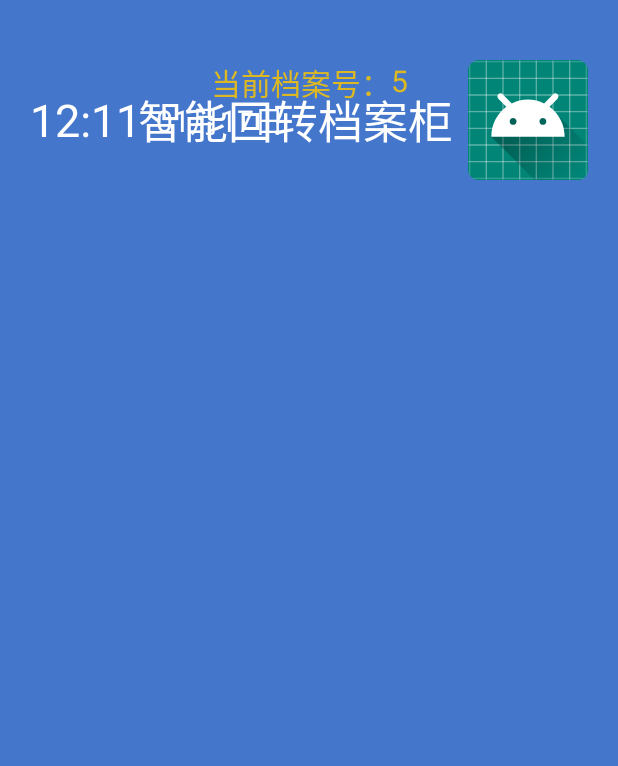
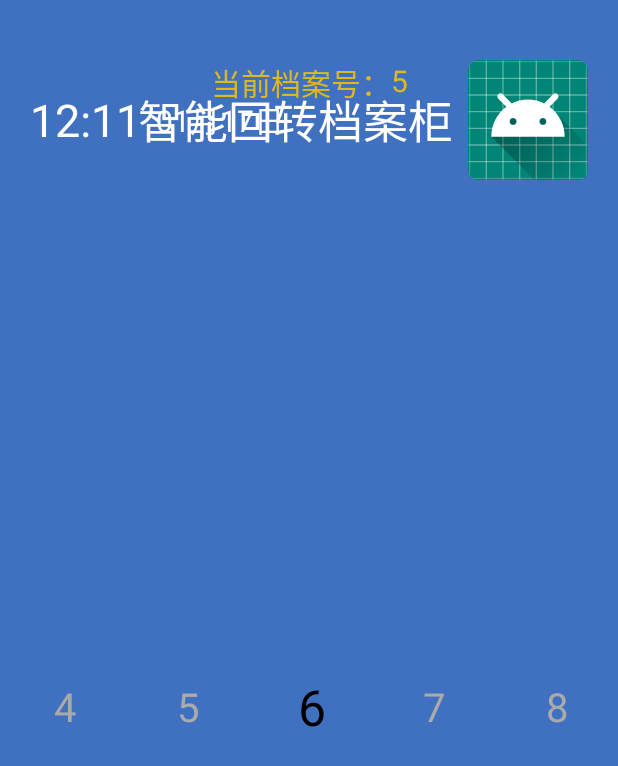
Before and after one commit to AitGo/fileManage, an Android app: the screen it shows after launch (MainActivity), on a phone screen of 412 x 824 dp. Shown: the top 766 px of the screen. Run offline under Robolectric (Android 15) with nearby library versions, the phone set to English and light mode, and no system bars; our stand-ins replace ButterKnife.

Commit message:
增加横向滚动控件

```diff
--- a/app/src/main/java/com/yh/filesmanage/view/MainActivity.java
+++ b/app/src/main/java/com/yh/filesmanage/view/MainActivity.java
@@ -1,9 +1,21 @@
 package com.yh.filesmanage.view;
+
+import android.os.Bundle;
 
 import com.yh.filesmanage.R;
 import com.yh.filesmanage.base.BaseFragmentActivity;
+import com.yh.filesmanage.utils.ToastUtils;
+import com.yh.filesmanage.widget.HorizontalSelectedView;
+
+import java.util.ArrayList;
+
+import butterknife.BindView;
+import butterknife.ButterKnife;
 
 public class MainActivity extends BaseFragmentActivity {
+
+    @BindView(R.id.hsv)
+    HorizontalSelectedView hsv;
 
     @Override
     protected int getLayoutId() {
@@ -12,7 +24,17 @@ public class MainActivity extends BaseFragmentActivity {
 
     @Override
     protected void initView() {
-
+        ArrayList<String> strings = new ArrayList<>();
+        for(int i = 0;i < 10;i++) {
+            strings.add(i + 1 + "");
+        }
+        hsv.setData(strings);
+        hsv.setOnSelectListener(new HorizontalSelectedView.OnSelectListener() {
+            @Override
+            public void onSelect(String selectStr, int index) {
+                ToastUtils.showLong(selectStr);
+            }
+        });
     }
 
     @Override
@@ -20,4 +42,10 @@ public class MainActivity extends BaseFragmentActivity {
 
     }
 
+    @Override
+    protected void onCreate(Bundle savedInstanceState) {
+        super.onCreate(savedInstanceState);
+        // TODO: add setContentView(...) invocation
+        ButterKnife.bind(this);
+    }
 }
--- /dev/null
+++ b/app/src/main/java/com/yh/filesmanage/widget/HorizontalSelectedView.java
@@ -0,0 +1,214 @@
+package com.yh.filesmanage.widget;
+
+import android.annotation.SuppressLint;
+import android.content.Context;
+import android.graphics.Canvas;
+import android.graphics.Paint;
+import android.graphics.Rect;
+import android.text.TextPaint;
+import android.util.AttributeSet;
+import android.util.Log;
+import android.view.MotionEvent;
+import android.view.View;
+
+import com.yh.filesmanage.R;
+
+import java.util.ArrayList;
+import java.util.List;
+
+import androidx.annotation.Nullable;
+import androidx.appcompat.widget.TintTypedArray;
+
+
+public class HorizontalSelectedView extends View {
+    private Context context;
+    private List<String> strings;
+    private int seeSize;
+    private int anInt;
+    private TextPaint textPaint;
+    private boolean firstVisible;
+    private int width;
+    private int height;
+    private Paint selectedPaint;
+    private int index;
+    private float downX;
+    private float anOffset;
+    private float selectedTextSize;
+    private int selectedColor;
+    private float textSize;
+    private int textColor;
+    private Rect rect;
+    private int textWidth;
+    private int textHeight;
+    private int centerTextHeight;
+
+    public HorizontalSelectedView(Context context) {
+        this(context, (AttributeSet) null);
+    }
+
+    public HorizontalSelectedView(Context context, @Nullable AttributeSet attrs) {
+        this(context, attrs, 0);
+    }
+
+    public HorizontalSelectedView(Context context, @Nullable AttributeSet attrs, int defStyleAttr) {
+        super(context, attrs, defStyleAttr);
+        this.strings = new ArrayList();
+        this.seeSize = 5;
+        this.firstVisible = true;
+        this.rect = new Rect();
+        this.textWidth = 0;
+        this.textHeight = 0;
+        this.centerTextHeight = 0;
+        this.context = context;
+        this.setWillNotDraw(false);
+        this.setClickable(true);
+        this.initAttrs(attrs);
+        this.initPaint();
+    }
+
+    private void initPaint() {
+        this.textPaint = new TextPaint(1);
+        this.textPaint.setTextSize(this.textSize);
+        this.textPaint.setColor(this.textColor);
+        this.selectedPaint = new TextPaint(1);
+        this.selectedPaint.setColor(this.selectedColor);
+        this.selectedPaint.setTextSize(this.selectedTextSize);
+    }
+
+    private void initAttrs(AttributeSet attrs) {
+        @SuppressLint("RestrictedApi") TintTypedArray tta = TintTypedArray.obtainStyledAttributes(this.getContext(), attrs, R.styleable.HorizontalselectedView);
+        this.seeSize = tta.getInteger(R.styleable.HorizontalselectedView_HorizontalselectedViewSeesize, 5);
+        this.selectedTextSize = tta.getFloat(R.styleable.HorizontalselectedView_HorizontalselectedViewSelectedTextSize, 50.0F);
+        this.selectedColor = tta.getColor(R.styleable.HorizontalselectedView_HorizontalselectedViewSelectedTextColor, this.context.getResources().getColor(17170444));
+        this.textSize = tta.getFloat(R.styleable.HorizontalselectedView_HorizontalselectedViewTextSize, 40.0F);
+        this.textColor = tta.getColor(R.styleable.HorizontalselectedView_HorizontalselectedViewTextColor, this.context.getResources().getColor(17170432));
+    }
+
+    public boolean onTouchEvent(MotionEvent event) {
+        Log.e("action", "onTouchEvent: " + event.getAction());
+        switch (event.getAction()) {
+            case MotionEvent.ACTION_DOWN:
+                this.downX = event.getX();
+                break;
+            case MotionEvent.ACTION_UP:
+                this.anOffset = 0.0F;
+                this.invalidate();
+                if (listener != null) {
+                    listener.onSelect(getSelectedString(), index);
+                }
+                break;
+            case MotionEvent.ACTION_MOVE:
+                float scrollX = event.getX();
+                if (this.index != 0 && this.index != this.strings.size() - 1) {
+                    this.anOffset = scrollX - this.downX;
+                } else {
+                    this.anOffset = (float) ((double) (scrollX - this.downX) / 1.5D);
+                }
+
+                if (scrollX > this.downX) {
+                    if (scrollX - this.downX >= (float) this.anInt && this.index > 0) {
+                        this.anOffset = 0.0F;
+                        --this.index;
+                        this.downX = scrollX;
+                    }
+                } else if (this.downX - scrollX >= (float) this.anInt && this.index < this.strings.size() - 1) {
+                    this.anOffset = 0.0F;
+                    ++this.index;
+                    this.downX = scrollX;
+                }
+                this.invalidate();
+        }
+
+        return super.onTouchEvent(event);
+    }
+
+    protected void onDraw(Canvas canvas) {
+        super.onDraw(canvas);
+        if (this.firstVisible) {
+            this.width = this.getWidth();
+            this.height = this.getHeight();
+            this.anInt = this.width / this.seeSize;
+            this.firstVisible = false;
+        }
+
+        if (this.index >= 0 && this.index <= this.strings.size() - 1) {
+            String s = (String) this.strings.get(this.index);
+            this.selectedPaint.getTextBounds(s, 0, s.length(), this.rect);
+            int centerTextWidth = this.rect.width();
+            this.centerTextHeight = this.rect.height();
+            canvas.drawText((String) this.strings.get(this.index), (float) (this.getWidth() / 2 - centerTextWidth / 2) + this.anOffset, (float) (this.getHeight() / 2 + this.centerTextHeight / 2), this.selectedPaint);
+
+            for (int i = 0; i < this.strings.size(); ++i) {
+                if (this.index > 0 && this.index < this.strings.size() - 1) {
+                    this.textPaint.getTextBounds((String) this.strings.get(this.index - 1), 0, ((String) this.strings.get(this.index - 1)).length(), this.rect);
+                    int width1 = this.rect.width();
+                    this.textPaint.getTextBounds((String) this.strings.get(this.index + 1), 0, ((String) this.strings.get(this.index + 1)).length(), this.rect);
+                    int width2 = this.rect.width();
+                    this.textWidth = (width1 + width2) / 2;
+                }
+
+                if (i == 0) {
+                    this.textPaint.getTextBounds((String) this.strings.get(0), 0, ((String) this.strings.get(0)).length(), this.rect);
+                    this.textHeight = this.rect.height();
+                }
+
+                if (i != this.index) {
+                    canvas.drawText((String) this.strings.get(i), (float) ((i - this.index) * this.anInt + this.getWidth() / 2 - this.textWidth / 2) + this.anOffset, (float) (this.getHeight() / 2 + this.textHeight / 2), this.textPaint);
+                }
+            }
+        }
+
+    }
+
+    public void setSeeSize(int seeSizes) {
+        if (this.seeSize > 0) {
+            this.seeSize = seeSizes;
+            this.invalidate();
+        }
+
+    }
+
+    public void setAnLeftOffset() {
+        if (this.index < this.strings.size() - 1) {
+            ++this.index;
+            this.invalidate();
+        }
+
+    }
+
+    public void setAnRightOffset() {
+        if (this.index > 0) {
+            --this.index;
+            this.invalidate();
+        }
+
+    }
+
+    public void setOffset(int offset) {
+        if (this.index > 0 && offset > 0 && offset < strings.size()) {
+            this.index = offset;
+            this.invalidate();
+        }
+
+    }
+
+    public void setData(List<String> strings) {
+        this.strings = strings;
+        this.index = strings.size() / 2;
+        this.invalidate();
+    }
+
+    public String getSelectedString() {
+        return this.strings.size() != 0 ? (String) this.strings.get(this.index) : null;
+    }
+
+    private OnSelectListener listener;
+
+    public void setOnSelectListener(OnSelectListener listener) {
+        this.listener = listener;
+    }
+
+    public interface OnSelectListener {
+        void onSelect(String selectStr, int index);
+    }
+}
--- a/app/src/main/res/layout/activity_main.xml
+++ b/app/src/main/res/layout/activity_main.xml
@@ -71,6 +71,11 @@
 
     </RelativeLayout>
 
+    <com.yh.filesmanage.widget.HorizontalSelectedView
+        android:id="@+id/hsv"
+        android:layout_width="match_parent"
+        android:layout_height="wrap_content"/>
+
     <FrameLayout
         android:id="@+id/fl_view"
         android:layout_width="match_parent"
--- a/app/src/main/res/values/colors.xml
+++ b/app/src/main/res/values/colors.xml
@@ -6,6 +6,6 @@
 
     <color name="black">#000000</color>
     <color name="white">#FFFFFF</color>
-    <color name="blue_dark">#47c</color>
+    <color name="blue_dark">#4070c0</color>
     <color name="yellow_dark">#ddb822</color>
 </resources>
```
Also changed, not shown: app/src/main/res/values/horizontalselectedView_attrs.xml (added, +11 -0 lines), 2 other files.
